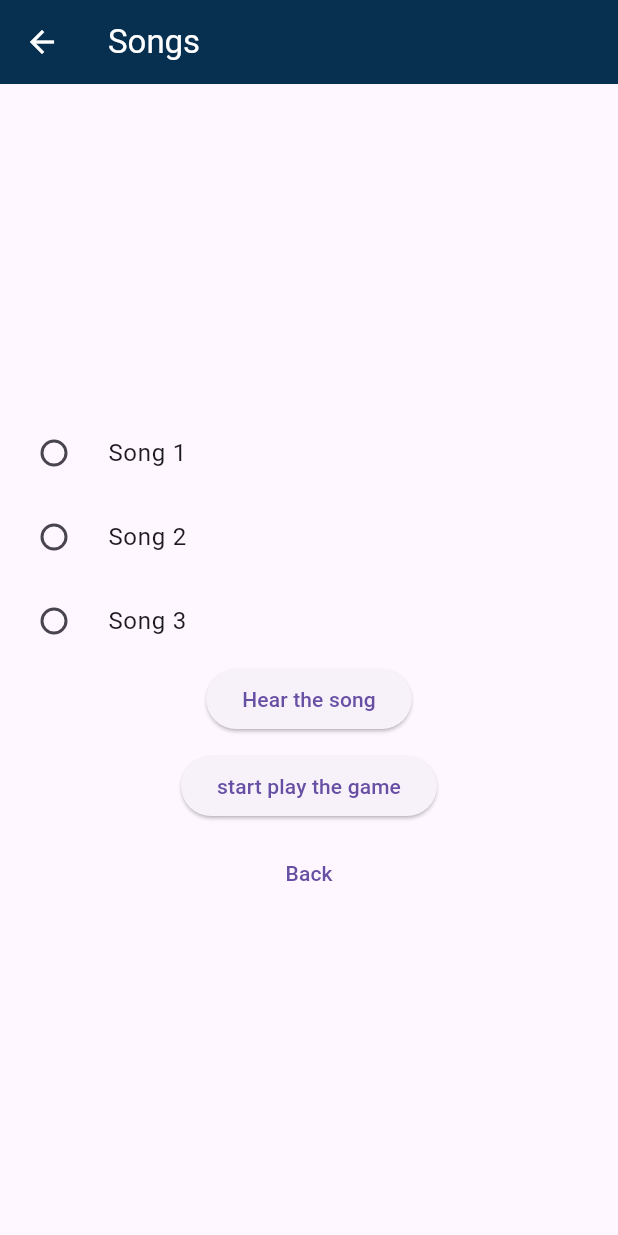
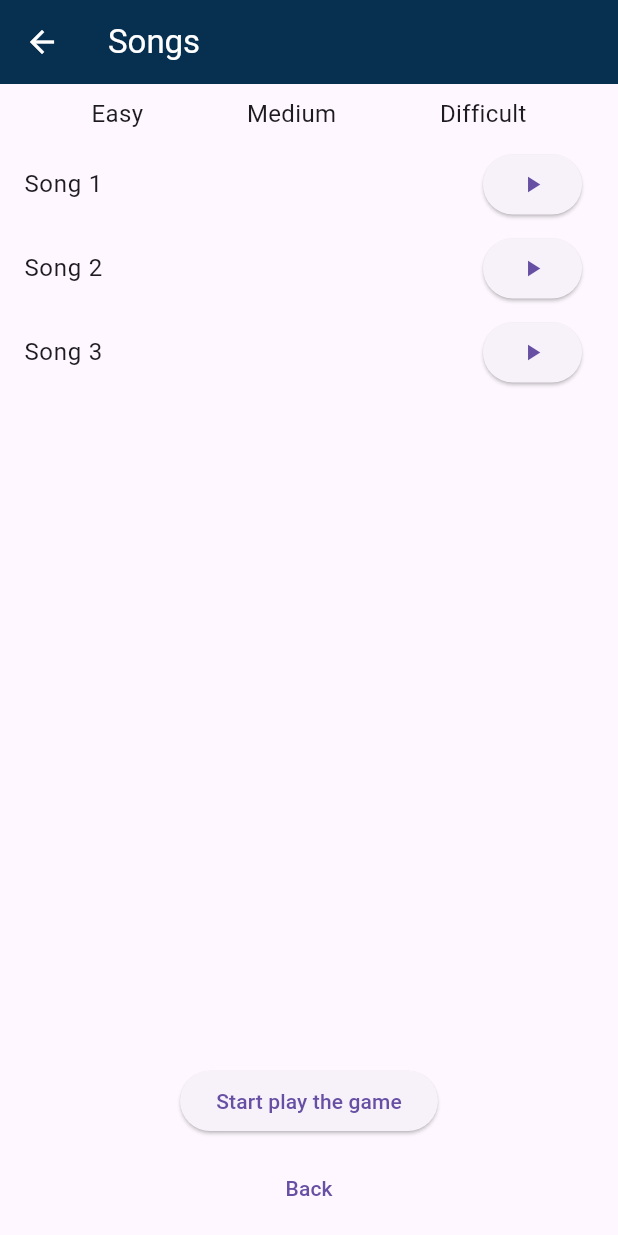
Before and after one commit to alihaj00/glove-musical-game, a Flutter app: the SongsPage screen opened by its route, on a phone screen of 412 x 824 dp. Run offline on Flutter 3.47's test engine with Material 3 defaults, Android fonts, the phone set to English and light mode, and no system bars; our stand-ins replace flutter_blue.

Commit message:
login and register function + song pafe - updates

```diff
--- a/musical_glove_app/lib/ble_handler.dart
+++ b/musical_glove_app/lib/ble_handler.dart
@@ -1,7 +1,9 @@
 import 'package:flutter/material.dart';
+import 'package:flutter/scheduler.dart';
 import 'package:flutter_blue/flutter_blue.dart';
 import 'dart:convert';
 import 'dart:async';
+
 BluetoothDevice? esp32Device;
 BluetoothCharacteristic? characteristic;
 bool isSending = false;
@@ -89,18 +91,25 @@ class BluetoothHandler {
 
   static Future<String> sendUsernameAndPassword(String action,
       String username, String password) async {
+    if (isSending) {
+      return '';
+    }
     if (characteristic != null) {
       try {
         isSending = true;
         // Create a Map to organize data
         Map<String, dynamic> requestData = {
-          'action': action,
           'username': username,
           'password': password,
         };
-        // Convert the Map to JSON
+        await characteristic!.write(utf8.encode('start_action_' + action), withoutResponse: true);
         String jsonData = jsonEncode(requestData);
-        await characteristic!.write(utf8.encode(jsonData), withoutResponse: true);
+        for (int i =0; i<jsonData.length; i++ ) {
+          await characteristic!.write(utf8.encode(jsonData[i]), withoutResponse: true);
+          await Future.delayed(const Duration(milliseconds: 1));
+        }
+        await characteristic!.write(utf8.encode('end_action_' + action), withoutResponse: true);
+
         // Wait for a response
         await Future.delayed(const Duration(seconds: 2));
         String response = utf8.decode(await characteristic!.read());
--- a/musical_glove_app/lib/songs_page.dart
+++ b/musical_glove_app/lib/songs_page.dart
@@ -2,7 +2,7 @@ import 'package:flutter/material.dart';
 import 'ble_handler.dart';
 
 class SongsPage extends StatefulWidget {
-  const SongsPage({super.key});
+  const SongsPage({Key? key}) : super(key: key);
 
   @override
   _SongsPageState createState() => _SongsPageState();
@@ -10,84 +10,98 @@ class SongsPage extends StatefulWidget {
 
 class _SongsPageState extends State<SongsPage> {
   String selectedSong = '';
+  String selectedDifficulty = '';
 
   @override
   Widget build(BuildContext context) {
+    List<String> songs = ['Song 1', 'Song 2', 'Song 3'];
+
     return Scaffold(
       appBar: AppBar(
         title: const Text('Songs'),
         backgroundColor: const Color(0xFF073050),
         foregroundColor: Colors.white,
       ),
-      body: Center(
-        child: Column(
-          mainAxisAlignment: MainAxisAlignment.center,
-          children: <Widget>[
-            RadioListTile(
-              title: const Text('Song 1'),
-              value: 'song1',
-              groupValue: selectedSong,
-              onChanged: (value) {
+    body: Column(
+      children: [
+        Row(
+          mainAxisAlignment: MainAxisAlignment.spaceEvenly,
+          children: [
+            ToggleButton(
+              text: 'Easy',
+              isSelected: selectedDifficulty == 'Easy',
+              onTap: () {
                 setState(() {
-                  selectedSong = value as String;
+                  selectedDifficulty = 'Easy';
                 });
               },
             ),
-            RadioListTile(
-              title: const Text('Song 2'),
-              value: 'song2',
-              groupValue: selectedSong,
-              onChanged: (value) {
+            ToggleButton(
+              text: 'Medium',
+              isSelected: selectedDifficulty == 'Medium',
+              onTap: () {
                 setState(() {
-                  selectedSong = value as String;
+                  selectedDifficulty = 'Medium';
                 });
               },
             ),
-            RadioListTile(
-              title: const Text('Song 3'),
-              value: 'song3',
-              groupValue: selectedSong,
-              onChanged: (value) {
+            ToggleButton(
+              text: 'Difficult',
+              isSelected: selectedDifficulty == 'Difficult',
+              onTap: () {
                 setState(() {
-                  selectedSong = value as String;
+                  selectedDifficulty = 'Difficult';
                 });
               },
             ),
+          ],
+        ),
+        Expanded(
+          child: ListView.builder(
+              itemCount: songs.length,
+              itemBuilder: (BuildContext context, int index) {
+                String song = songs[index];
+                return ListTile(
+                  title: Text(song),
+                  tileColor: selectedSong == song ? Colors.blue.withOpacity(0.3) : null,
+                  trailing: ElevatedButton(
+                    onPressed: () {
+                      BluetoothHandler.sendSongToESP(song, 'hear', () => setState(() {}));
+                    },
+                    child: const Icon(Icons.play_arrow),
+                  ),
+                  onTap: () {
+                    setState(() {
+                      selectedSong = song;
+                    });
+                  },
+                );
+              },
+          ),
+        ),
+      ],
+    ),
+      bottomNavigationBar: Padding(
+        padding: const EdgeInsets.all(8.0),
+        child: Column(
+          mainAxisSize: MainAxisSize.min,
+          children: [
             ElevatedButton(
               onPressed: () {
-                if (selectedSong.isNotEmpty) {
-                  // Send the selected song to the ESP
-                  BluetoothHandler.sendSongToESP(selectedSong, 'hear', () => setState(() {}));
+                if (selectedSong.isNotEmpty && selectedDifficulty.isNotEmpty) {
+                  // Do something when both song and difficulty are selected
+                  // For example, navigate to the game screen
                 } else {
-                  // Inform the user to select a song
                   ScaffoldMessenger.of(context).showSnackBar(
                     const SnackBar(
-                      content: Text('Please select a song.'),
+                      content: Text('Please select a song and difficulty.'),
                     ),
                   );
                 }
               },
-              child: const Text('Hear the song'),
+              child: const Text('Start play the game'),
             ),
             const SizedBox(height: 10),
-            ElevatedButton(
-              onPressed: () {
-                if (selectedSong.isNotEmpty) {
-                  // Send the selected song to the ESP
-                  BluetoothHandler.sendSongToESP(selectedSong, 'play', () => setState(() {}));
-                } else {
-                  // Inform the user to select a song
-                  ScaffoldMessenger.of(context).showSnackBar(
-                    const SnackBar(
-                      content: Text('Please select a song.'),
-                    ),
-                  );
-                }
-              },
-              child: const Text('start play the game'),
-            ),
-            const SizedBox(height: 10),
-            // Back Button
             TextButton(
               onPressed: () {
                 Navigator.pop(context);
@@ -100,3 +114,32 @@ class _SongsPageState extends State<SongsPage> {
     );
   }
 }
+
+class ToggleButton extends StatelessWidget {
+  final String text;
+  final bool isSelected;
+  final VoidCallback onTap;
+
+  const ToggleButton({
+    required this.text,
+    required this.isSelected,
+    required this.onTap,
+  });
+
+  @override
+  Widget build(BuildContext context) {
+    return InkWell(
+      onTap: onTap,
+      child: Padding(
+        padding: const EdgeInsets.all(8.0),
+        child: Text(
+          text,
+          style: TextStyle(
+            fontWeight: isSelected ? FontWeight.bold : FontWeight.normal,
+            fontSize: isSelected ? 20 : 16,
+          ),
+        ),
+      ),
+    );
+  }
+}
```
